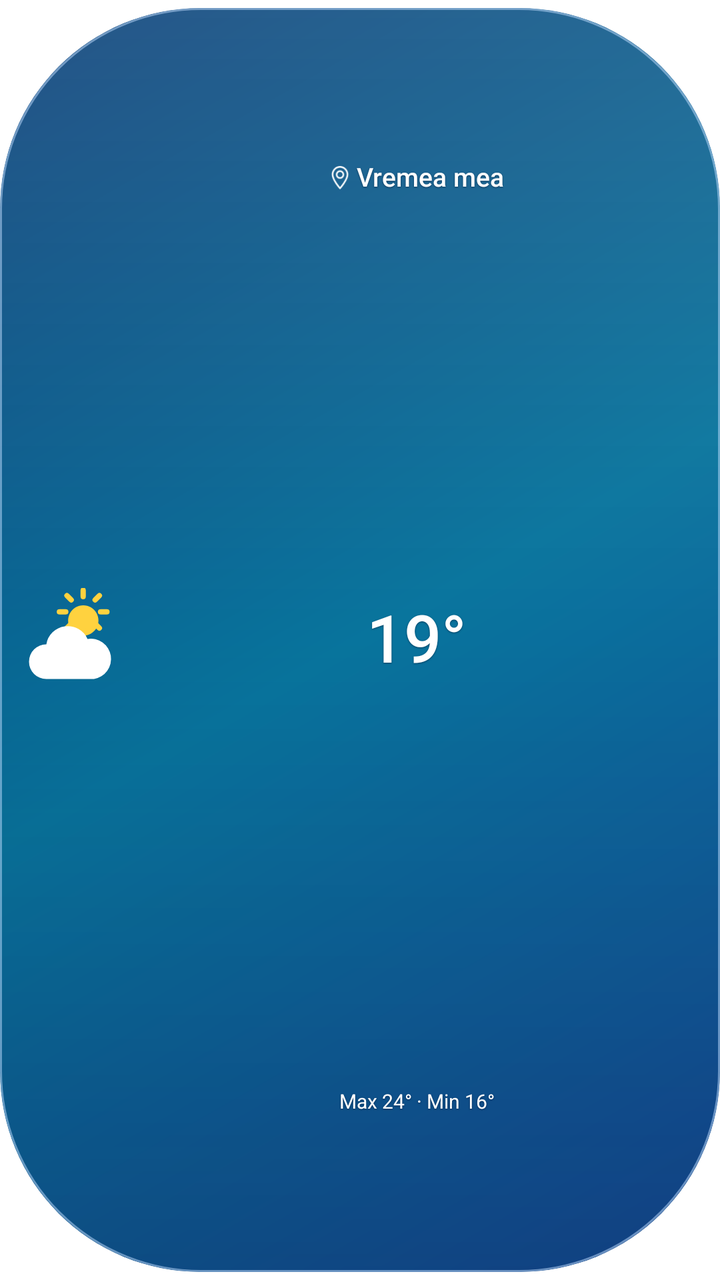
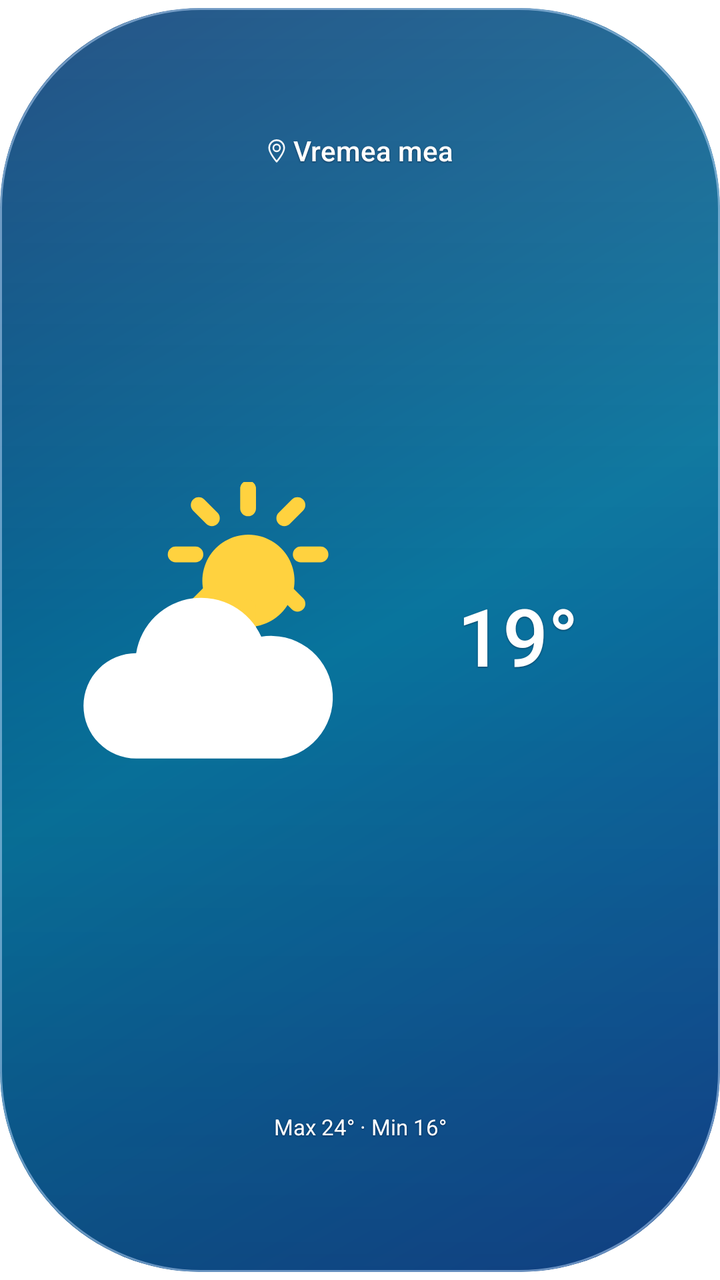

An Android layout rendered at two revisions. The XML below is the earlier revision; the diff shows what the commit changed to produce the second picture.
<!-- AndroidManifest.xml: application theme android:Theme.Translucent.NoTitleBar -->
<!-- res/layout/widget_capsule.xml -->
<?xml version='1.0' encoding='utf-8'?>
<FrameLayout xmlns:android="http://schemas.android.com/apk/res/android" android:layout_width="match_parent" android:layout_height="match_parent">
    <LinearLayout android:id="@+id/capsule_root" android:layout_width="match_parent" android:layout_height="match_parent" android:background="@drawable/widget_capsule_day" android:clipToOutline="true" android:orientation="horizontal" android:baselineAligned="false" android:gravity="center_vertical" android:padding="8dp" android:layout_marginTop="4dp" android:layout_marginBottom="4dp">
        <ImageView android:id="@+id/capsule_icon" android:layout_width="52dp" android:layout_height="match_parent" android:layout_marginEnd="5dp" android:scaleType="fitCenter" android:src="@drawable/ic_w_partial" android:importantForAccessibility="no" />
        <LinearLayout android:layout_width="0dp" android:layout_height="match_parent" android:layout_weight="1" android:orientation="vertical" android:gravity="center_vertical">
            <TextView android:id="@+id/capsule_oras" android:layout_width="wrap_content" android:layout_height="0dp" android:layout_weight="1" android:gravity="center" android:includeFontPadding="false" android:drawableStart="@drawable/ic_capsule_location" android:drawablePadding="3dp" android:fontFamily="sans-serif-medium" android:text="@string/widget_preview_city" android:maxLines="2" android:ellipsize="end" android:textColor="#FFFFFFFF" android:textSize="13sp" android:autoSizeTextType="uniform" android:autoSizeMinTextSize="3sp" android:autoSizeMaxTextSize="13sp" android:autoSizeStepGranularity="1sp" android:shadowColor="#80010A22" android:shadowDy="1" android:shadowRadius="1.5" android:layout_gravity="center_horizontal" />
            <TextView android:id="@+id/capsule_temp" android:layout_width="match_parent" android:layout_height="0dp" android:layout_weight="2" android:gravity="center" android:includeFontPadding="false" android:maxLines="1" android:fontFamily="sans-serif-medium" android:text="19°" android:textColor="#FFFFFFFF" android:textSize="33sp" android:autoSizeTextType="uniform" android:autoSizeMinTextSize="6sp" android:autoSizeMaxTextSize="33sp" android:autoSizeStepGranularity="1sp" android:shadowColor="#80010A22" android:shadowDy="1" android:shadowRadius="1.5" />
            <TextView android:id="@+id/capsule_maxmin" android:layout_width="match_parent" android:layout_height="0dp" android:layout_weight="1" android:gravity="center" android:includeFontPadding="false" android:maxLines="1" android:fontFamily="sans-serif" android:text="@string/widget_capsule_preview_range" android:textSize="10sp" android:textColor="#FFFFFFFF" android:ellipsize="end" android:autoSizeTextType="uniform" android:autoSizeMinTextSize="4sp" android:autoSizeMaxTextSize="10sp" android:autoSizeStepGranularity="1sp" android:visibility="visible" android:shadowColor="#80010A22" android:shadowDy="1" android:shadowRadius="1.5" />
        </LinearLayout>
    </LinearLayout>
</FrameLayout>
<!-- resources referenced by this layout -->
<resources>
  <!-- drawable ic_capsule_location (drawable) -->
  <vector xmlns:android="http://schemas.android.com/apk/res/android"
      android:width="10dp" android:height="12dp" android:viewportWidth="24" android:viewportHeight="28">
      <path android:fillColor="#00000000" android:strokeColor="#F5FFFFFF" android:strokeWidth="2"
          android:strokeLineCap="round" android:strokeLineJoin="round"
          android:pathData="M12,26C12,26 3,16 3,10A9,9 0,0 1,21,10C21,16 12,26 12,26ZM12,6A4,4 0,1 0,12,14A4,4 0,1 0,12,6" />
  </vector>
  <!-- drawable ic_w_partial (drawable) -->
  <vector xmlns:android="http://schemas.android.com/apk/res/android"
      android:width="48dp" android:height="48dp" android:viewportWidth="48" android:viewportHeight="48">
      <path android:fillColor="#FFD23F" android:pathData="M31,8a7,7 0 1,0 0.1,0z"/>
      <path android:strokeColor="#FFD23F" android:strokeWidth="2.4" android:strokeLineCap="round"
          android:pathData="M31,1v3 M31,19v3 M20,11h3 M39,11h3 M23.5,3.5l2,2 M36.5,16.5l2,2 M38.5,3.5l-2,2 M25.5,16.5l-2,2"/>
      <path android:fillColor="#FFFFFF"
          android:pathData="M14,42a8,8 0 0,1 0,-16 10,10 0 0,1 19,-2.5 8,8 0 0,1 3,18.5z"/>
  </vector>
  <!-- drawable widget_capsule_day (drawable) -->
  <?xml version='1.0' encoding='utf-8'?>
  <layer-list xmlns:android="http://schemas.android.com/apk/res/android">
      <item>
          <shape>
              <corners android:radius="100dp" />
              <gradient android:angle="315" android:startColor="#073C76" android:centerColor="#08749D" android:endColor="#164C9A" />
          </shape>
      </item>
      <item>
          <shape>
              <corners android:radius="100dp" />
              <gradient android:angle="270" android:startColor="#1FFFFFFF" android:centerColor="#00FFFFFF" android:endColor="#35000925" />
          </shape>
      </item>
      <item>
          <shape>
              <corners android:radius="100dp" />
              <stroke android:width="1dp" android:color="#80C1DDFF" />
          </shape>
      </item>
  </layer-list>
  <string name="widget_capsule_preview_range">Max 24° · Min 16°</string>
  <string name="widget_preview_city">Vremea mea</string>
</resources>

<!-- the commit's change to res/layout/widget_capsule.xml (unified diff, before → after) -->
@@ -1,11 +1,13 @@
 <?xml version='1.0' encoding='utf-8'?>
 <FrameLayout xmlns:android="http://schemas.android.com/apk/res/android" android:layout_width="match_parent" android:layout_height="match_parent">
-    <LinearLayout android:id="@+id/capsule_root" android:layout_width="match_parent" android:layout_height="match_parent" android:background="@drawable/widget_capsule_day" android:clipToOutline="true" android:orientation="horizontal" android:baselineAligned="false" android:gravity="center_vertical" android:padding="8dp" android:layout_marginTop="4dp" android:layout_marginBottom="4dp">
-        <ImageView android:id="@+id/capsule_icon" android:layout_width="52dp" android:layout_height="match_parent" android:layout_marginEnd="5dp" android:scaleType="fitCenter" android:src="@drawable/ic_w_partial" android:importantForAccessibility="no" />
-        <LinearLayout android:layout_width="0dp" android:layout_height="match_parent" android:layout_weight="1" android:orientation="vertical" android:gravity="center_vertical">
-            <TextView android:id="@+id/capsule_oras" android:layout_width="wrap_content" android:layout_height="0dp" android:layout_weight="1" android:gravity="center" android:includeFontPadding="false" android:drawableStart="@drawable/ic_capsule_location" android:drawablePadding="3dp" android:fontFamily="sans-serif-medium" android:text="@string/widget_preview_city" android:maxLines="2" android:ellipsize="end" android:textColor="#FFFFFFFF" android:textSize="13sp" android:autoSizeTextType="uniform" android:autoSizeMinTextSize="3sp" android:autoSizeMaxTextSize="13sp" android:autoSizeStepGranularity="1sp" android:shadowColor="#80010A22" android:shadowDy="1" android:shadowRadius="1.5" android:layout_gravity="center_horizontal" />
-            <TextView android:id="@+id/capsule_temp" android:layout_width="match_parent" android:layout_height="0dp" android:layout_weight="2" android:gravity="center" android:includeFontPadding="false" android:maxLines="1" android:fontFamily="sans-serif-medium" android:text="19°" android:textColor="#FFFFFFFF" android:textSize="33sp" android:autoSizeTextType="uniform" android:autoSizeMinTextSize="6sp" android:autoSizeMaxTextSize="33sp" android:autoSizeStepGranularity="1sp" android:shadowColor="#80010A22" android:shadowDy="1" android:shadowRadius="1.5" />
-            <TextView android:id="@+id/capsule_maxmin" android:layout_width="match_parent" android:layout_height="0dp" android:layout_weight="1" android:gravity="center" android:includeFontPadding="false" android:maxLines="1" android:fontFamily="sans-serif" android:text="@string/widget_capsule_preview_range" android:textSize="10sp" android:textColor="#FFFFFFFF" android:ellipsize="end" android:autoSizeTextType="uniform" android:autoSizeMinTextSize="4sp" android:autoSizeMaxTextSize="10sp" android:autoSizeStepGranularity="1sp" android:visibility="visible" android:shadowColor="#80010A22" android:shadowDy="1" android:shadowRadius="1.5" />
+    <LinearLayout android:id="@+id/capsule_root" android:layout_width="match_parent" android:layout_height="match_parent" android:background="@drawable/widget_capsule_day" android:clipToOutline="true" android:orientation="vertical" android:baselineAligned="false" android:gravity="center_vertical" android:layout_marginTop="4dp" android:layout_marginBottom="4dp" android:paddingStart="10dp" android:paddingEnd="10dp" android:paddingTop="6dp" android:paddingBottom="6dp">
+        <FrameLayout android:id="@+id/capsule_header" android:layout_width="match_parent" android:layout_height="0dp" android:layout_weight="0.85">
+            <TextView android:id="@+id/capsule_oras" android:layout_width="wrap_content" android:layout_height="match_parent" android:gravity="center" android:includeFontPadding="false" android:drawableStart="@drawable/ic_capsule_location" android:drawablePadding="3dp" android:fontFamily="sans-serif-medium" android:text="@string/widget_preview_city" android:maxLines="1" android:ellipsize="end" android:textColor="#FFFFFFFF" android:textSize="14sp" android:autoSizeTextType="uniform" android:autoSizeMinTextSize="3sp" android:autoSizeMaxTextSize="14sp" android:autoSizeStepGranularity="1sp" android:shadowColor="#80010A22" android:shadowDy="1" android:shadowRadius="1.5" android:layout_gravity="center" />
+        </FrameLayout>
+        <LinearLayout android:id="@+id/capsule_hero" android:layout_width="match_parent" android:layout_height="0dp" android:layout_weight="2.3" android:orientation="horizontal" android:gravity="center" android:baselineAligned="false" android:paddingStart="12dp" android:paddingEnd="12dp">
+            <ImageView android:id="@+id/capsule_icon" android:layout_width="0dp" android:layout_height="match_parent" android:scaleType="fitCenter" android:src="@drawable/ic_w_partial" android:importantForAccessibility="no" android:layout_weight="1" />
+            <TextView android:id="@+id/capsule_temp" android:layout_width="0dp" android:layout_height="match_parent" android:layout_weight="1" android:gravity="center" android:includeFontPadding="false" android:maxLines="1" android:fontFamily="sans-serif-medium" android:text="19°" android:textColor="#FFFFFFFF" android:textSize="40sp" android:autoSizeTextType="uniform" android:autoSizeMinTextSize="6sp" android:autoSizeMaxTextSize="40sp" android:autoSizeStepGranularity="1sp" android:shadowColor="#80010A22" android:shadowDy="1" android:shadowRadius="1.5" />
         </LinearLayout>
+        <TextView android:id="@+id/capsule_maxmin" android:layout_width="match_parent" android:layout_height="0dp" android:layout_weight="0.85" android:gravity="center" android:includeFontPadding="false" android:maxLines="1" android:fontFamily="sans-serif" android:text="@string/widget_capsule_preview_range" android:textSize="11sp" android:textColor="#FFFFFFFF" android:ellipsize="end" android:autoSizeTextType="uniform" android:autoSizeMinTextSize="4sp" android:autoSizeMaxTextSize="11sp" android:autoSizeStepGranularity="1sp" android:visibility="visible" android:shadowColor="#80010A22" android:shadowDy="1" android:shadowRadius="1.5" />
     </LinearLayout>
 </FrameLayout>
